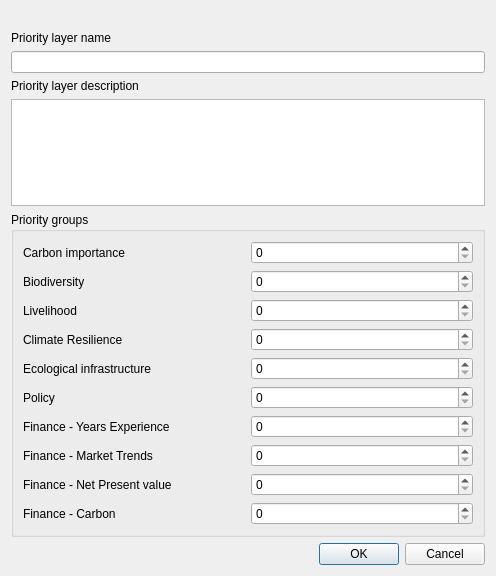
The window that src/cplus_plugin/ui/priority_layer_dialog.ui (ConservationInternational/cplus-plugin) describes before a commit, drawn with Qt 5.
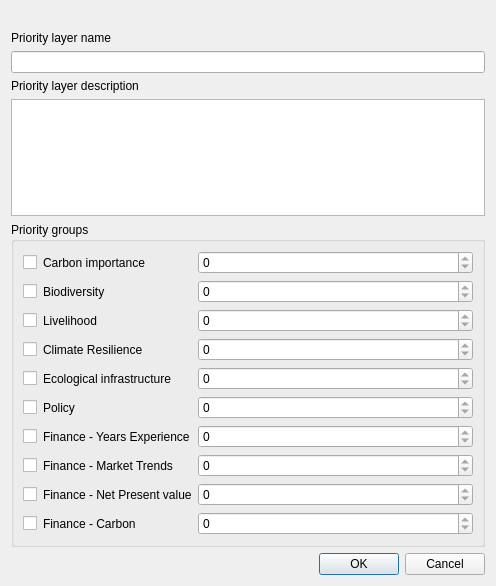
The same window after the commit. Custom widgets are drawn as their Qt base class.

What changed in the file:
```diff
--- a/src/cplus_plugin/ui/priority_layer_dialog.ui
+++ b/src/cplus_plugin/ui/priority_layer_dialog.ui
@@ -7,7 +7,7 @@
     <x>0</x>
     <y>0</y>
     <width>496</width>
-    <height>576</height>
+    <height>586</height>
    </rect>
   </property>
   <property name="windowTitle">
@@ -53,143 +53,255 @@
       <string>Priority groups</string>
      </property>
      <layout class="QGridLayout" name="gridLayout">
-      <item row="0" column="0">
+      <item row="3" column="1">
+       <widget class="QLabel" name="label_6">
+        <property name="text">
+         <string>Climate Resilience</string>
+        </property>
+       </widget>
+      </item>
+      <item row="6" column="1">
+       <widget class="QLabel" name="label_9">
+        <property name="text">
+         <string>Finance - Years Experience</string>
+        </property>
+       </widget>
+      </item>
+      <item row="0" column="1">
        <widget class="QLabel" name="label_3">
+        <property name="sizePolicy">
+         <sizepolicy hsizetype="Fixed" vsizetype="Preferred">
+          <horstretch>0</horstretch>
+          <verstretch>0</verstretch>
+         </sizepolicy>
+        </property>
         <property name="text">
          <string>Carbon importance</string>
         </property>
        </widget>
       </item>
-      <item row="0" column="1">
-       <widget class="QgsSpinBox" name="carbon_importance_box">
-        <property name="maximum">
-         <number>100</number>
-        </property>
-       </widget>
-      </item>
-      <item row="1" column="0">
+      <item row="1" column="1">
        <widget class="QLabel" name="label_4">
         <property name="text">
          <string>Biodiversity</string>
         </property>
        </widget>
       </item>
-      <item row="1" column="1">
+      <item row="9" column="1">
+       <widget class="QLabel" name="label_12">
+        <property name="text">
+         <string>Finance - Carbon</string>
+        </property>
+       </widget>
+      </item>
+      <item row="9" column="2">
+       <widget class="QgsSpinBox" name="finance_carbon_box">
+        <property name="readOnly">
+         <bool>true</bool>
+        </property>
+        <property name="maximum">
+         <number>100</number>
+        </property>
+       </widget>
+      </item>
+      <item row="7" column="2">
+       <widget class="QgsSpinBox" name="finance_market_box">
+        <property name="readOnly">
+         <bool>true</bool>
+        </property>
+        <property name="maximum">
+         <number>100</number>
+        </property>
+       </widget>
+      </item>
+      <item row="0" column="0">
+       <widget class="QCheckBox" name="carbon_importance_chk">
+        <property name="sizePolicy">
+         <sizepolicy hsizetype="Fixed" vsizetype="Fixed">
+          <horstretch>0</horstretch>
+          <verstretch>0</verstretch>
+         </sizepolicy>
+        </property>
+        <property name="text">
+         <string/>
+        </property>
+       </widget>
+      </item>
+      <item row="5" column="1">
+       <widget class="QLabel" name="label_8">
+        <property name="text">
+         <string>Policy</string>
+        </property>
+       </widget>
+      </item>
+      <item row="8" column="1">
+       <widget class="QLabel" name="label_11">
+        <property name="text">
+         <string>Finance - Net Present value</string>
+        </property>
+       </widget>
+      </item>
+      <item row="3" column="2">
+       <widget class="QgsSpinBox" name="climate_resilience_box">
+        <property name="readOnly">
+         <bool>true</bool>
+        </property>
+        <property name="maximum">
+         <number>100</number>
+        </property>
+       </widget>
+      </item>
+      <item row="2" column="2">
+       <widget class="QgsSpinBox" name="livelihood_box">
+        <property name="readOnly">
+         <bool>true</bool>
+        </property>
+        <property name="maximum">
+         <number>100</number>
+        </property>
+       </widget>
+      </item>
+      <item row="0" column="2">
+       <widget class="QgsSpinBox" name="carbon_importance_box">
+        <property name="readOnly">
+         <bool>true</bool>
+        </property>
+        <property name="maximum">
+         <number>100</number>
+        </property>
+       </widget>
+      </item>
+      <item row="6" column="2">
+       <widget class="QgsSpinBox" name="finance_experience_box">
+        <property name="readOnly">
+         <bool>true</bool>
+        </property>
+        <property name="maximum">
+         <number>100</number>
+        </property>
+       </widget>
+      </item>
+      <item row="8" column="2">
+       <widget class="QgsSpinBox" name="finance_present_value_box">
+        <property name="readOnly">
+         <bool>true</bool>
+        </property>
+        <property name="maximum">
+         <number>100</number>
+        </property>
+       </widget>
+      </item>
+      <item row="4" column="1">
+       <widget class="QLabel" name="label_7">
+        <property name="text">
+         <string>Ecological infrastructure</string>
+        </property>
+       </widget>
+      </item>
+      <item row="5" column="2">
+       <widget class="QgsSpinBox" name="policy_box">
+        <property name="readOnly">
+         <bool>true</bool>
+        </property>
+        <property name="maximum">
+         <number>100</number>
+        </property>
+       </widget>
+      </item>
+      <item row="1" column="2">
        <widget class="QgsSpinBox" name="biodiversity_box">
+        <property name="readOnly">
+         <bool>true</bool>
+        </property>
         <property name="maximum">
          <number>100</number>
         </property>
        </widget>
       </item>
-      <item row="2" column="0">
+      <item row="4" column="2">
+       <widget class="QgsSpinBox" name="ecological_box">
+        <property name="readOnly">
+         <bool>true</bool>
+        </property>
+        <property name="maximum">
+         <number>100</number>
+        </property>
+       </widget>
+      </item>
+      <item row="2" column="1">
        <widget class="QLabel" name="label_5">
         <property name="text">
          <string>Livelihood</string>
         </property>
        </widget>
       </item>
-      <item row="2" column="1">
-       <widget class="QgsSpinBox" name="livelihood_box">
-        <property name="maximum">
-         <number>100</number>
+      <item row="7" column="1">
+       <widget class="QLabel" name="label_10">
+        <property name="text">
+         <string>Finance - Market Trends</string>
+        </property>
+       </widget>
+      </item>
+      <item row="1" column="0">
+       <widget class="QCheckBox" name="biodiversity_chk">
+        <property name="text">
+         <string/>
+        </property>
+       </widget>
+      </item>
+      <item row="2" column="0">
+       <widget class="QCheckBox" name="livelihood_chk">
+        <property name="text">
+         <string/>
         </property>
        </widget>
       </item>
       <item row="3" column="0">
-       <widget class="QLabel" name="label_6">
+       <widget class="QCheckBox" name="climate_resilience_chk">
         <property name="text">
-         <string>Climate Resilience</string>
-        </property>
-       </widget>
-      </item>
-      <item row="3" column="1">
-       <widget class="QgsSpinBox" name="climate_resilience_box">
-        <property name="maximum">
-         <number>100</number>
+         <string/>
         </property>
        </widget>
       </item>
       <item row="4" column="0">
-       <widget class="QLabel" name="label_7">
+       <widget class="QCheckBox" name="ecological_chk">
         <property name="text">
-         <string>Ecological infrastructure</string>
-        </property>
-       </widget>
-      </item>
-      <item row="4" column="1">
-       <widget class="QgsSpinBox" name="ecological_box">
-        <property name="maximum">
-         <number>100</number>
+         <string/>
         </property>
        </widget>
       </item>
       <item row="5" column="0">
-       <widget class="QLabel" name="label_8">
+       <widget class="QCheckBox" name="policy_chk">
         <property name="text">
-         <string>Policy</string>
-        </property>
-       </widget>
-      </item>
-      <item row="5" column="1">
-       <widget class="QgsSpinBox" name="policy_box">
-        <property name="maximum">
-         <number>100</number>
+         <string/>
         </property>
        </widget>
       </item>
       <item row="6" column="0">
-       <widget class="QLabel" name="label_9">
+       <widget class="QCheckBox" name="finance_experience_chk">
         <property name="text">
-         <string>Finance - Years Experience</string>
-        </property>
-       </widget>
-      </item>
-      <item row="6" column="1">
-       <widget class="QgsSpinBox" name="finance_experience_box">
-        <property name="maximum">
-         <number>100</number>
+         <string/>
         </property>
        </widget>
       </item>
       <item row="7" column="0">
-       <widget class="QLabel" name="label_10">
+       <widget class="QCheckBox" name="finance_market_chk">
         <property name="text">
-         <string>Finance - Market Trends</string>
-        </property>
-       </widget>
-      </item>
-      <item row="7" column="1">
-       <widget class="QgsSpinBox" name="finance_market_box">
-        <property name="maximum">
-         <number>100</number>
+         <string/>
         </property>
        </widget>
       </item>
       <item row="8" column="0">
-       <widget class="QLabel" name="label_11">
+       <widget class="QCheckBox" name="finance_present_value_chk">
         <property name="text">
-         <string>Finance - Net Present value</string>
-        </property>
-       </widget>
-      </item>
-      <item row="8" column="1">
-       <widget class="QgsSpinBox" name="finance_present_value_box">
-        <property name="maximum">
-         <number>100</number>
+         <string/>
         </property>
        </widget>
       </item>
       <item row="9" column="0">
-       <widget class="QLabel" name="label_12">
+       <widget class="QCheckBox" name="finance_carbon_chk">
         <property name="text">
-         <string>Finance - Carbon</string>
-        </property>
-       </widget>
-      </item>
-      <item row="9" column="1">
-       <widget class="QgsSpinBox" name="finance_carbon_box">
-        <property name="maximum">
-         <number>100</number>
+         <string/>
         </property>
        </widget>
       </item>
```
